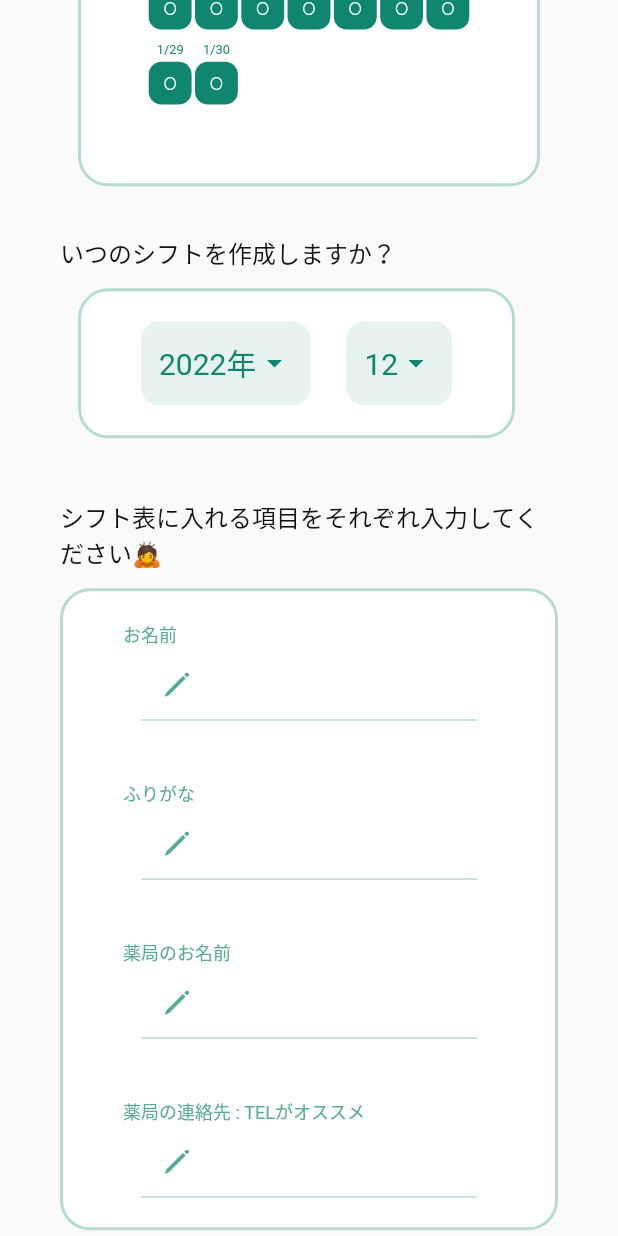
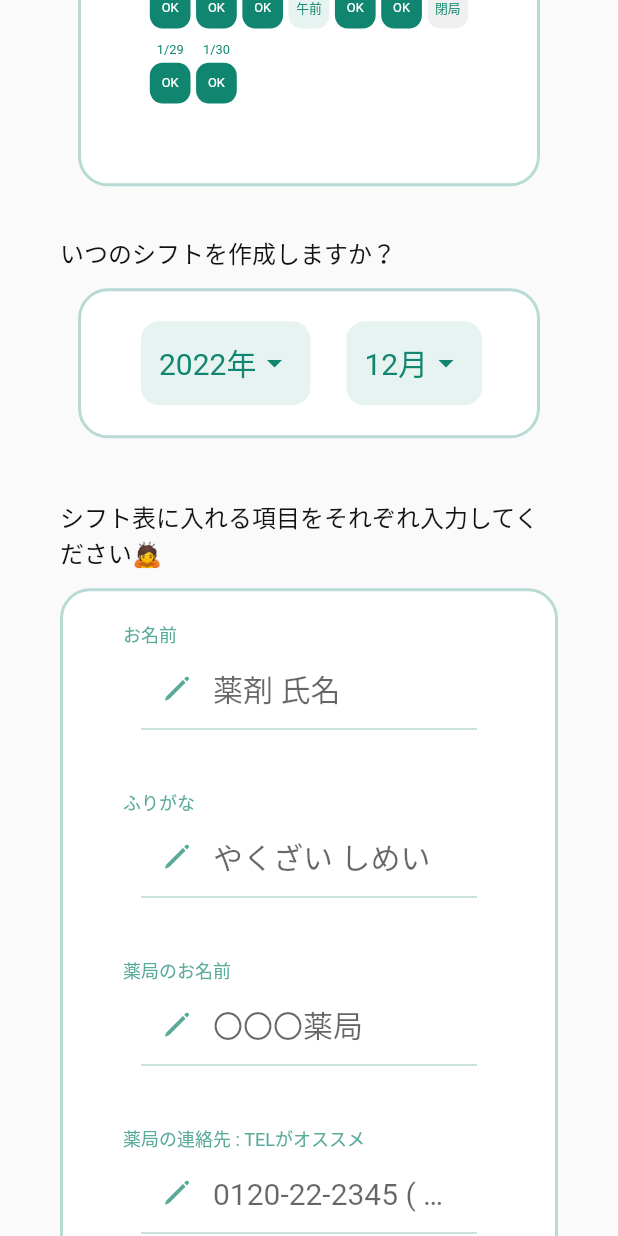
Before and after one commit to obutora/yakuzaisi_shift_sheet_generator_web, a Flutter app: the screen it shows after launch, scrolled down 576 dp, on a phone screen of 412 x 824 dp. Run offline on Flutter 3.47's test engine with Material 2 defaults, Android fonts, the phone set to English and light mode, and no system bars.

Commit message:
add hintText

```diff
--- a/lib/screen/homescreen.dart
+++ b/lib/screen/homescreen.dart
@@ -87,25 +87,33 @@ class HomeScreen extends StatelessWidget {
                       'お名前',
                       style: kCaption.copyWith(color: kPcolorTint3),
                     ),
-                    const StandardTextInputField(),
+                    const StandardTextInputField(
+                      hintText: '薬剤 氏名',
+                    ),
                     const SizedBox(height: 40),
                     Text(
                       'ふりがな',
                       style: kCaption.copyWith(color: kPcolorTint3),
                     ),
-                    const StandardTextInputField(),
+                    const StandardTextInputField(
+                      hintText: 'やくざい しめい',
+                    ),
                     const SizedBox(height: 40),
                     Text(
                       '薬局のお名前',
                       style: kCaption.copyWith(color: kPcolorTint3),
                     ),
-                    const StandardTextInputField(),
+                    const StandardTextInputField(
+                      hintText: '〇〇〇薬局',
+                    ),
                     const SizedBox(height: 40),
                     Text(
                       '薬局の連絡先 : TELがオススメ',
                       style: kCaption.copyWith(color: kPcolorTint3),
                     ),
-                    const StandardTextInputField(),
+                    const StandardTextInputField(
+                      hintText: '0120-22-2345 ( メールアドレスなどでも構いません )',
+                    ),
                   ],
                 ),
               ),
--- a/lib/view/widget/month_selector.dart
+++ b/lib/view/widget/month_selector.dart
@@ -62,7 +62,7 @@ class MonthSelector extends StatelessWidget {
                   return DropdownMenuItem(
                     value: month,
                     child: Text(
-                      '$month',
+                      '$month月',
                       style: kSmallText.copyWith(color: kPcolor1),
                     ),
                   );
--- a/lib/view/widget/preview_week_month_card.dart
+++ b/lib/view/widget/preview_week_month_card.dart
@@ -1,5 +1,6 @@
 //NOTE: 1週間分のシフト確認
 import 'package:flutter/material.dart';
+import 'package:yakuzaisi_shift_sheet_generator_web/view/widget/unit/shift_block.dart';
 
 import '../../const.dart';
 import '../decoration/card_box_decoration.dart';
@@ -71,72 +72,6 @@ class PreviewShiftBlock extends StatelessWidget {
   @override
   Widget build(BuildContext context) {
     //ブロックに差を付けたいので関数にて定義している
-    Widget contentBlock(String input) {
-      if (input == '木') {
-        return Container(
-          height: 38,
-          width: 38,
-          decoration: BoxDecoration(
-            color: kPcolor2,
-            borderRadius: BorderRadius.circular(12),
-          ),
-          child: Center(
-            child: Text(
-              '午前',
-              style: kCaption.copyWith(color: kPcolor1),
-            ),
-          ),
-        );
-      } else if (input == '日') {
-        return Container(
-          height: 38,
-          width: 38,
-          decoration: BoxDecoration(
-            color: kSurface,
-            borderRadius: BorderRadius.circular(12),
-          ),
-          child: Center(
-            child: Text(
-              '閉局',
-              style: kCaption.copyWith(color: kPcolor1),
-            ),
-          ),
-        );
-      } else {
-        return Container(
-          height: 38,
-          width: 38,
-          decoration: BoxDecoration(
-            color: kPcolor1,
-            borderRadius: BorderRadius.circular(12),
-          ),
-          child: Center(
-            child: Text(
-              '〇',
-              style: kCaption.copyWith(color: Colors.white),
-            ),
-          ),
-        );
-      }
-    }
-
-    String weekDay(int index) {
-      if (index == 0) {
-        return '月';
-      } else if (index == 1) {
-        return '火';
-      } else if (index == 2) {
-        return '水';
-      } else if (index == 3) {
-        return '木';
-      } else if (index == 4) {
-        return '金';
-      } else if (index == 5) {
-        return '土';
-      } else {
-        return '日';
-      }
-    }
 
     return isWeek
         ? FittedBox(
@@ -190,14 +125,10 @@ class PreviewShiftBlock extends StatelessWidget {
                             height: 40,
                             width: 40,
                             decoration: BoxDecoration(
-                              color: kPcolor1,
                               borderRadius: BorderRadius.circular(12),
                             ),
                             child: Center(
-                              child: Text(
-                                '〇',
-                                style: kCaption.copyWith(color: Colors.white),
-                              ),
+                              child: contentBlock(weekDay(index % 7)),
                             ),
                           ),
                           const SizedBox(height: 12),
--- a/lib/view/widget/shift_selector.dart
+++ b/lib/view/widget/shift_selector.dart
@@ -1,4 +1,5 @@
 import 'package:flutter/material.dart';
+import 'package:yakuzaisi_shift_sheet_generator_web/view/widget/unit/shift_block.dart';
 
 import '../../const.dart';
 import '../decoration/card_box_decoration.dart';
@@ -138,8 +139,8 @@ class ShiftSelector extends StatelessWidget {
                       children: index <= 6
                           ? [
                               Text(
-                                index.toString(),
-                                style: kCaption.copyWith(color: kPcolor1),
+                                weekDay(index),
+                                style: kHeading.copyWith(color: kPcolor1),
                               )
                             ]
                           : [
--- a/lib/view/widget/textinput.dart
+++ b/lib/view/widget/textinput.dart
@@ -5,25 +5,29 @@ import 'package:yakuzaisi_shift_sheet_generator_web/const.dart';
 class StandardTextInputField extends StatelessWidget {
   const StandardTextInputField({
     Key? key,
+    required this.hintText,
   }) : super(key: key);
+
+  final String hintText;
 
   @override
   Widget build(BuildContext context) {
     return Padding(
       padding: const EdgeInsets.symmetric(horizontal: 12),
       child: TextField(
-        style: kSmallText.copyWith(color: kPcolorTint3),
+        style: kSmallText.copyWith(color: kPcolorTint1),
         cursorColor: kPcolorTint3,
-        decoration: const InputDecoration(
+        decoration: InputDecoration(
+          hintText: hintText,
           focusColor: kPcolorTint2,
           fillColor: kPcolor1,
-          enabledBorder: UnderlineInputBorder(
+          enabledBorder: const UnderlineInputBorder(
             borderSide: BorderSide(color: kPcolorTint4, width: 0.5),
           ),
-          focusedBorder: UnderlineInputBorder(
+          focusedBorder: const UnderlineInputBorder(
             borderSide: BorderSide(color: kPcolor1, width: 0.5),
           ),
-          prefixIcon: Icon(
+          prefixIcon: const Icon(
             CupertinoIcons.pen,
             color: kPcolorTint3,
           ),
--- /dev/null
+++ b/lib/view/widget/unit/shift_block.dart
@@ -0,0 +1,70 @@
+import 'package:flutter/material.dart';
+
+import '../../../const.dart';
+
+String weekDay(int index) {
+  if (index == 0) {
+    return '月';
+  } else if (index == 1) {
+    return '火';
+  } else if (index == 2) {
+    return '水';
+  } else if (index == 3) {
+    return '木';
+  } else if (index == 4) {
+    return '金';
+  } else if (index == 5) {
+    return '土';
+  } else {
+    return '日';
+  }
+}
+
+Widget contentBlock(String input) {
+  if (input == '木') {
+    return Container(
+      height: 38,
+      width: 38,
+      decoration: BoxDecoration(
+        color: kPcolor2,
+        borderRadius: BorderRadius.circular(12),
+      ),
+      child: Center(
+        child: Text(
+          '午前',
+          style: kCaption.copyWith(color: kPcolor1),
+        ),
+      ),
+    );
+  } else if (input == '日') {
+    return Container(
+      height: 38,
+      width: 38,
+      decoration: BoxDecoration(
+        color: kSurface,
+        borderRadius: BorderRadius.circular(12),
+      ),
+      child: Center(
+        child: Text(
+          '閉局',
+          style: kCaption.copyWith(color: kPcolor1),
+        ),
+      ),
+    );
+  } else {
+    return Container(
+      height: 38,
+      width: 38,
+      decoration: BoxDecoration(
+        color: kPcolor1,
+        borderRadius: BorderRadius.circular(12),
+      ),
+      child: Center(
+        child: Text(
+          'OK',
+          style: kCaption.copyWith(color: Colors.white),
+        ),
+      ),
+    );
+  }
+}
```
Also changed, not shown: pubspec.lock, 1 other file.
